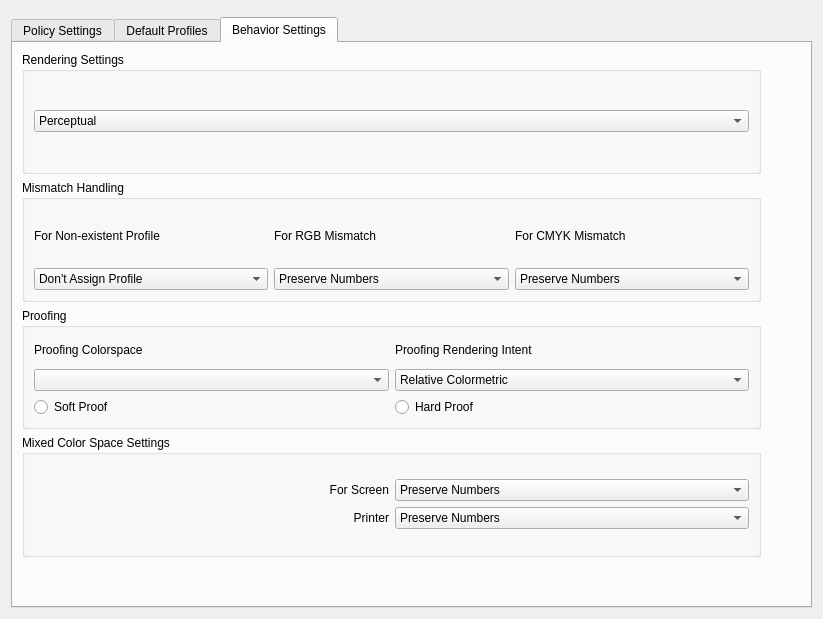
KDE/kolor-manager, file settings/kmsettings.ui: the form before one commit.
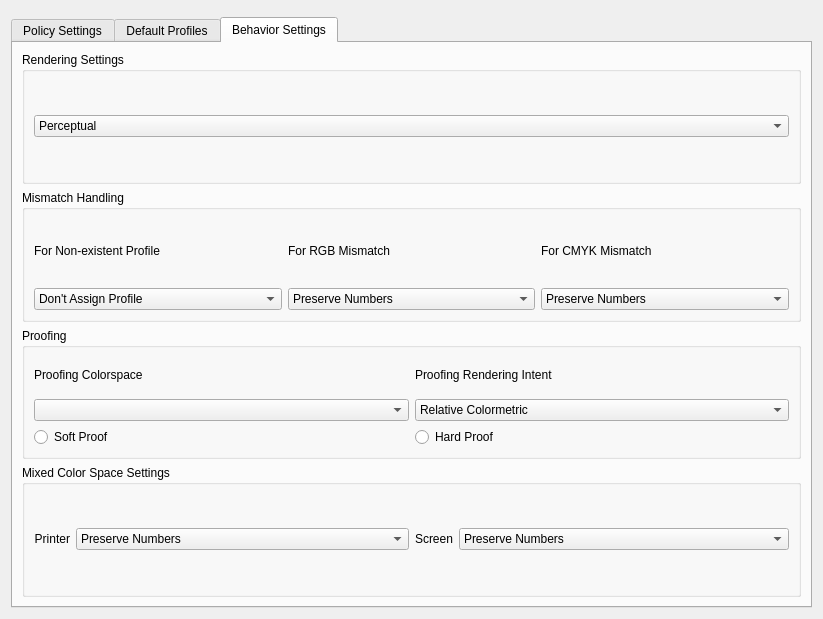
The form after the commit. The open tabs and pages were chosen to show the change.

```diff
--- a/settings/kmsettings.ui
+++ b/settings/kmsettings.ui
@@ -9,47 +9,15 @@
     <height>619</height>
    </rect>
   </property>
-  <layout class="QGridLayout" name="gridLayout_7" >
-   <item row="1" column="2" >
-    <spacer name="horizontalSpacer" >
-     <property name="orientation" >
-      <enum>Qt::Horizontal</enum>
-     </property>
-     <property name="sizeType" >
-      <enum>QSizePolicy::Fixed</enum>
-     </property>
-     <property name="sizeHint" stdset="0" >
-      <size>
-       <width>0</width>
-       <height>0</height>
-      </size>
-     </property>
-    </spacer>
-   </item>
-   <item row="2" column="1" >
-    <spacer name="verticalSpacer" >
-     <property name="orientation" >
-      <enum>Qt::Vertical</enum>
-     </property>
-     <property name="sizeType" >
-      <enum>QSizePolicy::Fixed</enum>
-     </property>
-     <property name="sizeHint" stdset="0" >
-      <size>
-       <width>20</width>
-       <height>0</height>
-      </size>
-     </property>
-    </spacer>
-   </item>
-   <item row="0" column="1" >
+  <layout class="QGridLayout" name="gridLayout_10" >
+   <item row="0" column="0" >
     <widget class="QSplitter" name="splitter" >
      <property name="orientation" >
       <enum>Qt::Horizontal</enum>
      </property>
     </widget>
    </item>
-   <item row="1" column="1" >
+   <item row="1" column="0" >
     <widget class="QTabWidget" name="kmsettingsTab" >
      <property name="currentIndex" >
       <number>0</number>
@@ -426,17 +394,58 @@
       <attribute name="title" >
        <string>Behavior Settings</string>
       </attribute>
-      <layout class="QGridLayout" name="gridLayout_10" >
-       <item row="0" column="0" >
         <layout class="QGridLayout" name="gridLayout_9" >
-         <item row="2" column="0" >
+       <item row="0" column="0" >
+        <widget class="QGroupBox" name="renderingSettingsBox" >
+         <property name="title" >
+          <string>Rendering Settings</string>
+         </property>
+         <layout class="QGridLayout" name="gridLayout_2" >
+          <item row="0" column="0" >
+           <widget class="QComboBox" name="defaultRIntentCombo" >
+            <property name="acceptDrops" >
+             <bool>false</bool>
+            </property>
+            <property name="toolTip" >
+             <string/>
+            </property>
+            <property name="statusTip" >
+             <string/>
+            </property>
+            <property name="whatsThis" >
+             <string/>
+            </property>
+            <item>
+             <property name="text" >
+              <string>Perceptual</string>
+             </property>
+            </item>
+            <item>
+             <property name="text" >
+              <string>Relative Colormetric</string>
+             </property>
+            </item>
+            <item>
+             <property name="text" >
+              <string>Saturation</string>
+             </property>
+            </item>
+            <item>
+             <property name="text" >
+              <string>Absolute Colormetric</string>
+             </property>
+            </item>
+           </widget>
+          </item>
+         </layout>
+        </widget>
+       </item>
+       <item row="1" column="0" >
           <widget class="QGroupBox" name="groupBox" >
            <property name="title" >
             <string>Mismatch Handling</string>
            </property>
-           <layout class="QGridLayout" name="gridLayout_14" >
-            <item row="0" column="0" >
-             <layout class="QGridLayout" name="gridLayout" >
+         <layout class="QGridLayout" name="gridLayout_3" >
               <item row="0" column="0" >
                <widget class="QLabel" name="label_12" >
                 <property name="text" >
@@ -516,99 +525,14 @@
                </widget>
               </item>
              </layout>
-            </item>
-           </layout>
-          </widget>
-         </item>
-         <item row="4" column="0" >
-          <widget class="QGroupBox" name="groupBox_3" >
-           <property name="title" >
-            <string>Mixed Color Space Settings</string>
-           </property>
-           <layout class="QGridLayout" name="gridLayout_16" >
-            <item row="0" column="0" >
-             <layout class="QGridLayout" name="gridLayout_4" >
-              <item row="0" column="0" >
-               <widget class="QLabel" name="label_17" >
-                <property name="text" >
-                 <string>For Screen</string>
-                </property>
-                <property name="alignment" >
-                 <set>Qt::AlignRight|Qt::AlignTrailing|Qt::AlignVCenter</set>
-                </property>
-               </widget>
-              </item>
-              <item row="0" column="1" >
-               <widget class="QComboBox" name="monitorMixedCombo" >
-                <item>
-                 <property name="text" >
-                  <string>Preserve Numbers</string>
-                 </property>
-                </item>
-                <item>
-                 <property name="text" >
-                  <string>Convert to Editing RGB Space</string>
-                 </property>
-                </item>
-                <item>
-                 <property name="text" >
-                  <string>Convert to Web </string>
-                 </property>
-                </item>
-                <item>
-                 <property name="text" >
-                  <string>Prompt User</string>
-                 </property>
-                </item>
-               </widget>
-              </item>
-              <item row="1" column="0" >
-               <widget class="QLabel" name="label_18" >
-                <property name="text" >
-                 <string>Printer</string>
-                </property>
-                <property name="alignment" >
-                 <set>Qt::AlignRight|Qt::AlignTrailing|Qt::AlignVCenter</set>
-                </property>
-               </widget>
-              </item>
-              <item row="1" column="1" >
-               <widget class="QComboBox" name="printerMixedCombo" >
-                <item>
-                 <property name="text" >
-                  <string>Preserve Numbers</string>
-                 </property>
-                </item>
-                <item>
-                 <property name="text" >
-                  <string>Convert to Editing CMYK Space</string>
-                 </property>
-                </item>
-                <item>
-                 <property name="text" >
-                  <string>Convert to Untagged CMYK</string>
-                 </property>
-                </item>
-                <item>
-                 <property name="text" >
-                  <string>Prompt User</string>
-                 </property>
-                </item>
-               </widget>
-              </item>
-             </layout>
-            </item>
-           </layout>
-          </widget>
-         </item>
-         <item row="3" column="0" >
+        </widget>
+       </item>
+       <item row="2" column="0" >
           <widget class="QGroupBox" name="groupBox_2" >
            <property name="title" >
             <string>Proofing</string>
            </property>
-           <layout class="QGridLayout" name="gridLayout_15" >
-            <item row="0" column="0" >
-             <layout class="QGridLayout" name="gridLayout_3" >
+         <layout class="QGridLayout" name="gridLayout_4" >
               <item row="0" column="0" >
                <widget class="QLabel" name="label_15" >
                 <property name="text" >
@@ -616,12 +540,17 @@
                 </property>
                </widget>
               </item>
-              <item row="1" column="0" colspan="2" >
-               <layout class="QGridLayout" name="gridLayout_2" >
-                <item row="0" column="0" >
+          <item row="0" column="1" >
+           <widget class="QLabel" name="label_16" >
+            <property name="text" >
+             <string>Proofing Rendering Intent</string>
+            </property>
+           </widget>
+          </item>
+          <item row="1" column="0" >
                  <widget class="QComboBox" name="proofColorProfileCombo" />
                 </item>
-                <item row="0" column="1" >
+          <item row="1" column="1" >
                  <widget class="QComboBox" name="proofRIntentCombo" >
                   <item>
                    <property name="text" >
@@ -635,17 +564,7 @@
                   </item>
                  </widget>
                 </item>
-                <item row="1" column="1" >
-                 <widget class="QRadioButton" name="hardProofCheckbox" >
-                  <property name="text" >
-                   <string>Hard Proof </string>
-                  </property>
-                  <property name="autoExclusive" >
-                   <bool>true</bool>
-                  </property>
-                 </widget>
-                </item>
-                <item row="1" column="0" >
+          <item row="2" column="0" >
                  <widget class="QRadioButton" name="softProofCheckbox" >
                   <property name="text" >
                    <string>Soft Proof</string>
@@ -655,45 +574,48 @@
                   </property>
                  </widget>
                 </item>
-               </layout>
-              </item>
-              <item row="0" column="1" >
-               <widget class="QLabel" name="label_16" >
+          <item row="2" column="1" >
+           <widget class="QRadioButton" name="hardProofCheckbox" >
                 <property name="text" >
-                 <string>Proofing Rendering Intent</string>
-                </property>
+             <string>Hard Proof </string>
+            </property>
+            <property name="autoExclusive" >
+             <bool>true</bool>
+            </property>
                </widget>
               </item>
              </layout>
-            </item>
-           </layout>
-          </widget>
-         </item>
-         <item row="0" column="0" >
-          <widget class="QGroupBox" name="renderingSettingsBox" >
+        </widget>
+       </item>
+       <item row="3" column="0" >
+        <widget class="QGroupBox" name="groupBox_3" >
            <property name="title" >
-            <string>Rendering Settings</string>
-           </property>
-           <layout class="QGridLayout" name="gridLayout_13" >
+          <string>Mixed Color Space Settings</string>
+         </property>
+         <layout class="QGridLayout" name="gridLayout" >
             <item row="0" column="0" >
              <layout class="QHBoxLayout" name="horizontalLayout" >
               <item>
-               <widget class="QComboBox" name="defaultRIntentCombo" >
-                <property name="acceptDrops" >
-                 <bool>false</bool>
-                </property>
-                <property name="toolTip" >
-                 <string/>
-                </property>
-                <property name="statusTip" >
-                 <string/>
-                </property>
-                <property name="whatsThis" >
-                 <string/>
-                </property>
+             <widget class="QLabel" name="label_18" >
+              <property name="sizePolicy" >
+               <sizepolicy vsizetype="Preferred" hsizetype="Maximum" >
+                <horstretch>0</horstretch>
+                <verstretch>0</verstretch>
+               </sizepolicy>
+              </property>
+              <property name="text" >
+               <string>Printer</string>
+              </property>
+              <property name="alignment" >
+               <set>Qt::AlignRight|Qt::AlignTrailing|Qt::AlignVCenter</set>
+              </property>
+             </widget>
+            </item>
                 <item>
+             <widget class="QComboBox" name="printerMixedCombo" >
+              <item>
                  <property name="text" >
-                  <string>Perceptual</string>
+                <string>Preserve Numbers</string>
                  </property>
                 </item>
                 <item>
@@ -714,43 +636,53 @@
                </widget>
               </item>
              </layout>
-            </item>
-           </layout>
-          </widget>
-         </item>
-        </layout>
-       </item>
-       <item row="1" column="0" >
-        <spacer name="verticalSpacer_3" >
-         <property name="orientation" >
-          <enum>Qt::Vertical</enum>
-         </property>
-         <property name="sizeType" >
-          <enum>QSizePolicy::Fixed</enum>
-         </property>
-         <property name="sizeHint" stdset="0" >
-          <size>
-           <width>20</width>
-           <height>40</height>
-          </size>
-         </property>
-        </spacer>
        </item>
        <item row="0" column="1" >
-        <spacer name="horizontalSpacer_3" >
-         <property name="orientation" >
-          <enum>Qt::Horizontal</enum>
-         </property>
-         <property name="sizeType" >
-          <enum>QSizePolicy::Fixed</enum>
-         </property>
-         <property name="sizeHint" stdset="0" >
-          <size>
-           <width>40</width>
-           <height>20</height>
-          </size>
-         </property>
-        </spacer>
+           <layout class="QHBoxLayout" name="horizontalLayout_3" >
+            <item>
+             <widget class="QLabel" name="label_17" >
+              <property name="sizePolicy" >
+               <sizepolicy vsizetype="Preferred" hsizetype="Maximum" >
+                <horstretch>0</horstretch>
+                <verstretch>0</verstretch>
+               </sizepolicy>
+              </property>
+              <property name="text" >
+               <string>Screen</string>
+              </property>
+              <property name="alignment" >
+               <set>Qt::AlignRight|Qt::AlignTrailing|Qt::AlignVCenter</set>
+              </property>
+             </widget>
+            </item>
+            <item>
+             <widget class="QComboBox" name="monitorMixedCombo" >
+              <item>
+               <property name="text" >
+                <string>Preserve Numbers</string>
+               </property>
+              </item>
+              <item>
+               <property name="text" >
+                <string>Convert to Editing RGB Space</string>
+               </property>
+              </item>
+              <item>
+               <property name="text" >
+                <string>Convert to Web </string>
+               </property>
+              </item>
+              <item>
+               <property name="text" >
+                <string>Prompt User</string>
+               </property>
+              </item>
+             </widget>
+            </item>
+           </layout>
+          </item>
+         </layout>
+        </widget>
        </item>
       </layout>
      </widget>
```
Left out of the diff: 205 changed lines with no effect on the pictures. Lines whose indentation alone changed are shown as unchanged.
